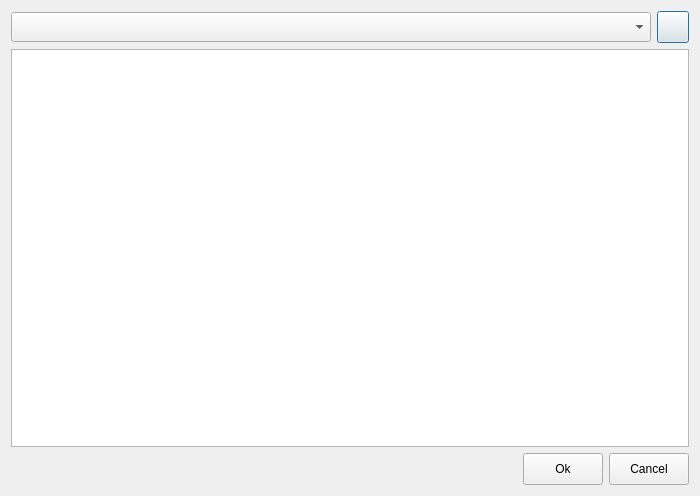
First picture: the form in UIDecorator/ResourceDialog.ui, repository Bazzzukasss/UIDecorator, before the edit.
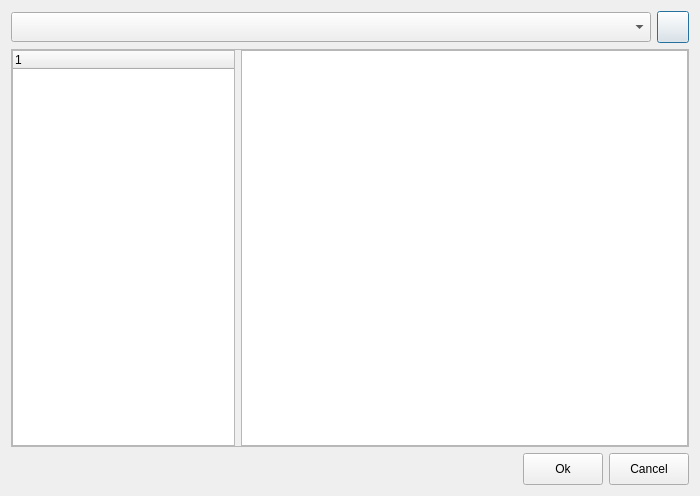
Second picture: the form after the edit.

Diff of the .ui file:
```diff
--- a/UIDecorator/ResourceDialog.ui
+++ b/UIDecorator/ResourceDialog.ui
@@ -74,7 +74,53 @@
     </widget>
    </item>
    <item>
-    <widget class="QListWidget" name="mList"/>
+    <widget class="QFrame" name="frame_3">
+     <property name="frameShape">
+      <enum>QFrame::StyledPanel</enum>
+     </property>
+     <property name="frameShadow">
+      <enum>QFrame::Raised</enum>
+     </property>
+     <layout class="QHBoxLayout" name="horizontalLayout_3">
+      <property name="leftMargin">
+       <number>0</number>
+      </property>
+      <property name="topMargin">
+       <number>0</number>
+      </property>
+      <property name="rightMargin">
+       <number>0</number>
+      </property>
+      <property name="bottomMargin">
+       <number>0</number>
+      </property>
+      <item>
+       <widget class="QTreeWidget" name="mTree">
+        <property name="sizePolicy">
+         <sizepolicy hsizetype="Expanding" vsizetype="Expanding">
+          <horstretch>1</horstretch>
+          <verstretch>0</verstretch>
+         </sizepolicy>
+        </property>
+        <column>
+         <property name="text">
+          <string notr="true">1</string>
+         </property>
+        </column>
+       </widget>
+      </item>
+      <item>
+       <widget class="QListWidget" name="mList">
+        <property name="sizePolicy">
+         <sizepolicy hsizetype="Expanding" vsizetype="Expanding">
+          <horstretch>2</horstretch>
+          <verstretch>0</verstretch>
+         </sizepolicy>
+        </property>
+       </widget>
+      </item>
+     </layout>
+    </widget>
    </item>
    <item>
     <widget class="QFrame" name="frame_2">
```
Left out of the diff: 2 changed lines with no effect on the pictures.
